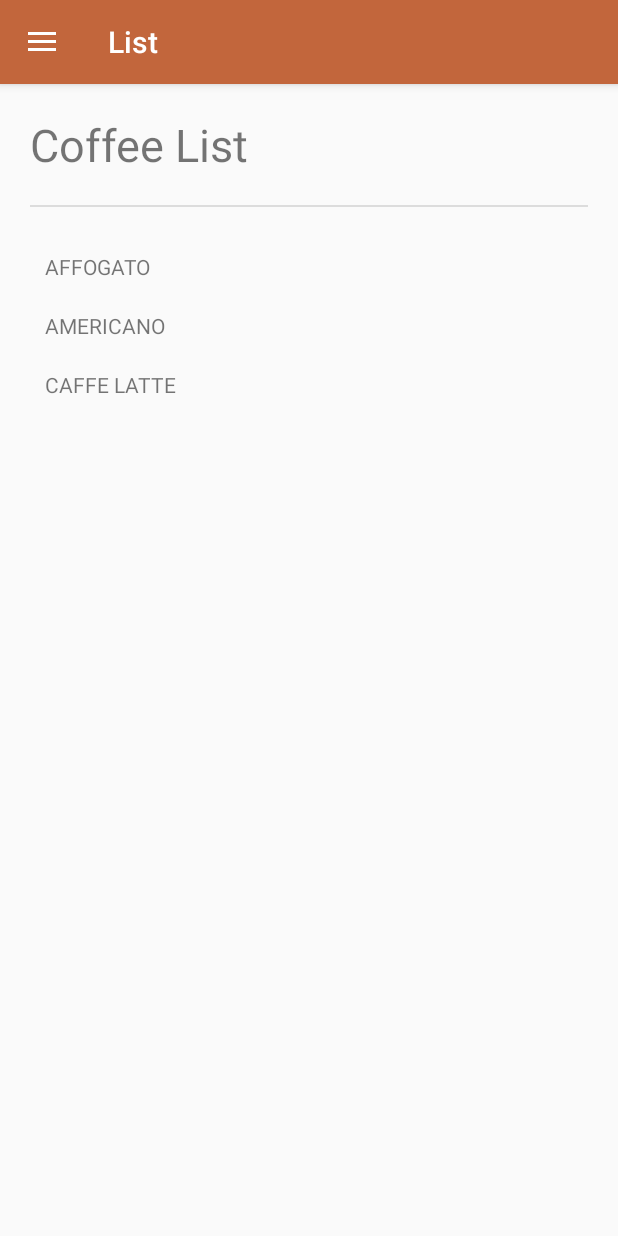
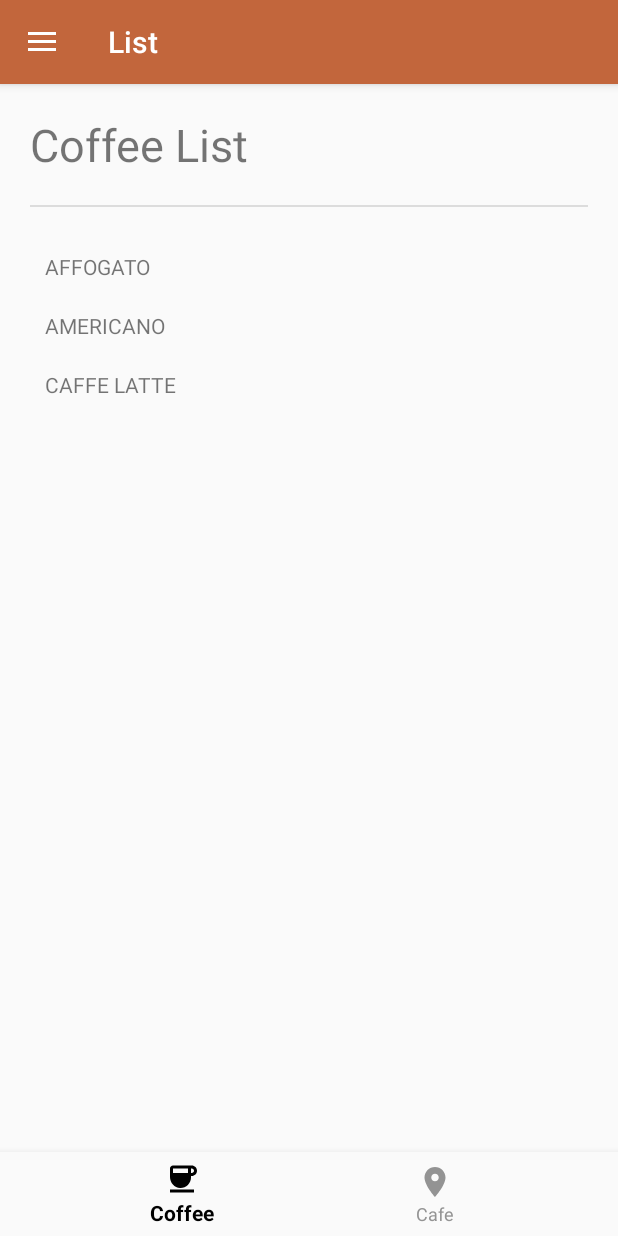
Before and after one commit to albertuchr/LAB_WEEK_04, an Android app: the screen it shows after launch (MainActivity), on a phone screen of 412 x 824 dp. Run offline under Robolectric (Android 15) with nearby library versions, the phone set to English and light mode, and no system bars; our stand-ins replace navigation-ui.

Commit message:
Commit No. 2 – Bottom Navigation

```diff
--- a/app/src/main/java/com/example/lab_week_04/MainActivity.kt
+++ b/app/src/main/java/com/example/lab_week_04/MainActivity.kt
@@ -1,4 +1,6 @@
 package com.example.lab_week_04
+
+import com.google.android.material.bottomnavigation.BottomNavigationView
 import android.os.Bundle
 import androidx.appcompat.app.AppCompatActivity
 import androidx.navigation.findNavController
@@ -19,12 +21,14 @@ class MainActivity : AppCompatActivity() {
         //and adding them to the draw
         appBarConfiguration = AppBarConfiguration(
             setOf(
-                R.id.listFragment, R.id.favoritesFragment
+                R.id.listFragment, R.id.favoritesFragment, R.id.cafeFragment
             ), findViewById(R.id.drawer_layout)
         )
-
         setupActionBarWithNavController(navController, appBarConfiguration)
         findViewById<NavigationView>(R.id.nav_view)
+            ?.setupWithNavController(navController)
+        // Added this part only
+        findViewById<BottomNavigationView>(R.id.bottom_nav)
             ?.setupWithNavController(navController)
     }
     override fun onSupportNavigateUp(): Boolean {
--- /dev/null
+++ b/app/src/main/res/color/bottom_nav_color.xml
@@ -0,0 +1,5 @@
+<?xml version="1.0" encoding="utf-8"?>
+<selector xmlns:android="http://schemas.android.com/apk/res/android">
+    <item android:state_checked="true" android:color="@color/black" />
+    <item android:state_checked="false" android:color="@color/gray"/>
+</selector>
--- /dev/null
+++ b/app/src/main/res/drawable/cafe.xml
@@ -0,0 +1,5 @@
+<vector xmlns:android="http://schemas.android.com/apk/res/android" android:height="24dp" android:tint="#000000" android:viewportHeight="24" android:viewportWidth="24" android:width="24dp">
+
+    <path android:fillColor="@android:color/white" android:pathData="M12,2C8.13,2 5,5.13 5,9c0,5.25 7,13 7,13s7,-7.75 7,-13c0,-3.87 -3.13,-7 -7,-7zM12,11.5c-1.38,0 -2.5,-1.12 -2.5,-2.5s1.12,-2.5 2.5,-2.5 2.5,1.12 2.5,2.5 -1.12,2.5 -2.5,2.5z"/>
+
+</vector>
--- a/app/src/main/res/layout/app_bar_main.xml
+++ b/app/src/main/res/layout/app_bar_main.xml
@@ -24,4 +24,14 @@
         android:layout_height="wrap_content"
         layout="@layout/content_main"
         app:layout_behavior="@string/appbar_scrolling_view_behavior"/>
+    <com.google.android.material.bottomnavigation.BottomNavigationView
+        android:id="@+id/bottom_nav"
+        android:layout_width="match_parent"
+        android:layout_height="wrap_content"
+        android:layout_gravity="bottom"
+        android:background="?android:attr/windowBackground"
+        app:itemTextColor="@color/bottom_nav_color"
+        app:itemIconTint="@color/bottom_nav_color"
+        app:menu="@menu/bottom_nav_menu"
+        app:labelVisibilityMode="labeled"/>
 </androidx.coordinatorlayout.widget.CoordinatorLayout>
--- /dev/null
+++ b/app/src/main/res/menu/bottom_nav_menu.xml
@@ -0,0 +1,12 @@
+<?xml version="1.0" encoding="utf-8"?>
+<menu xmlns:android=
+    "http://schemas.android.com/apk/res/android">
+    <item
+        android:id="@+id/listFragment"
+        android:icon="@drawable/coffee"
+        android:title="@string/bottom_menu_coffee" />
+    <item
+        android:id="@+id/cafeFragment"
+        android:icon="@drawable/cafe"
+        android:title="@string/bottom_menu_cafe"/>
+</menu>
--- a/app/src/main/res/navigation/nav_graph.xml
+++ b/app/src/main/res/navigation/nav_graph.xml
@@ -30,4 +30,9 @@
         android:name="com.example.lab_week_04.FavoritesFragment"
         android:label="fragment_favorites"
         tools:layout="@layout/fragment_favorites" />
+    <fragment
+        android:id="@+id/cafeFragment2"
+        android:name="com.example.lab_week_04.CafeFragment"
+        android:label="fragment_cafe"
+        tools:layout="@layout/fragment_cafe" />
 </navigation>
```
Also changed, not shown: app/src/main/java/com/example/lab_week_04/CafeFragment.kt (added, +59 -0 lines), app/src/main/res/layout/fragment_cafe.xml (added, +41 -0 lines), 1 other file.
